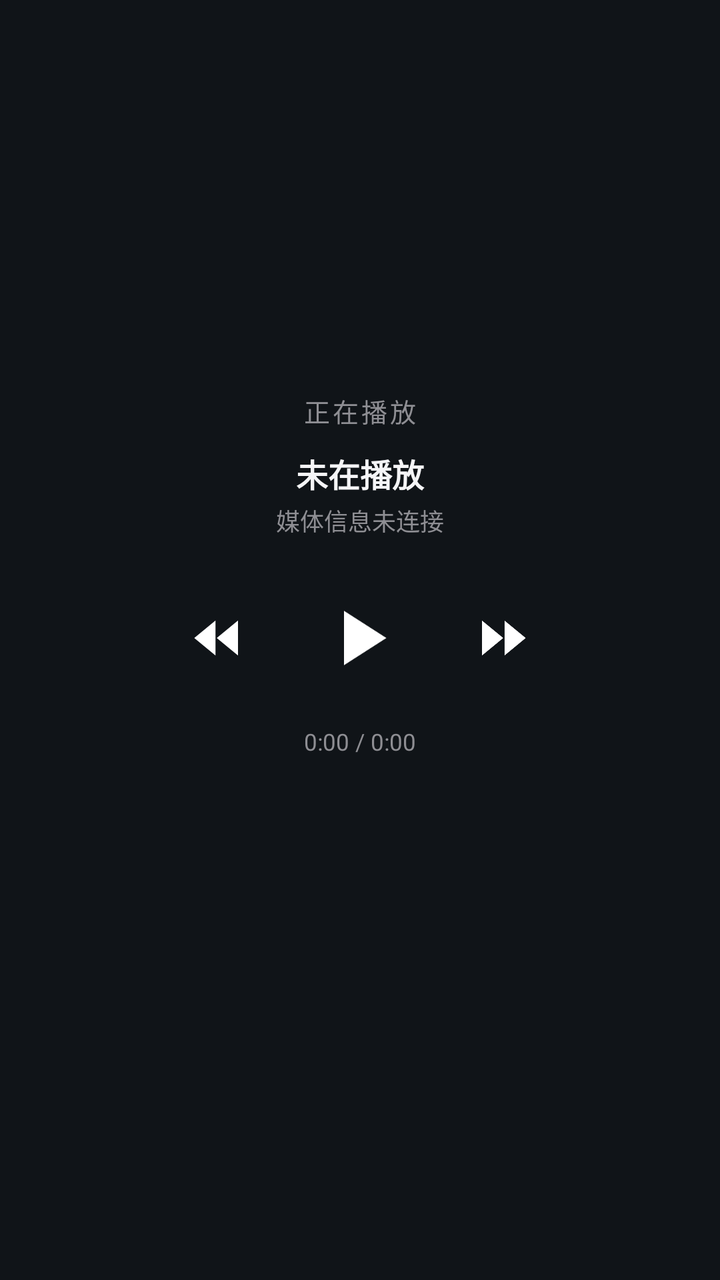
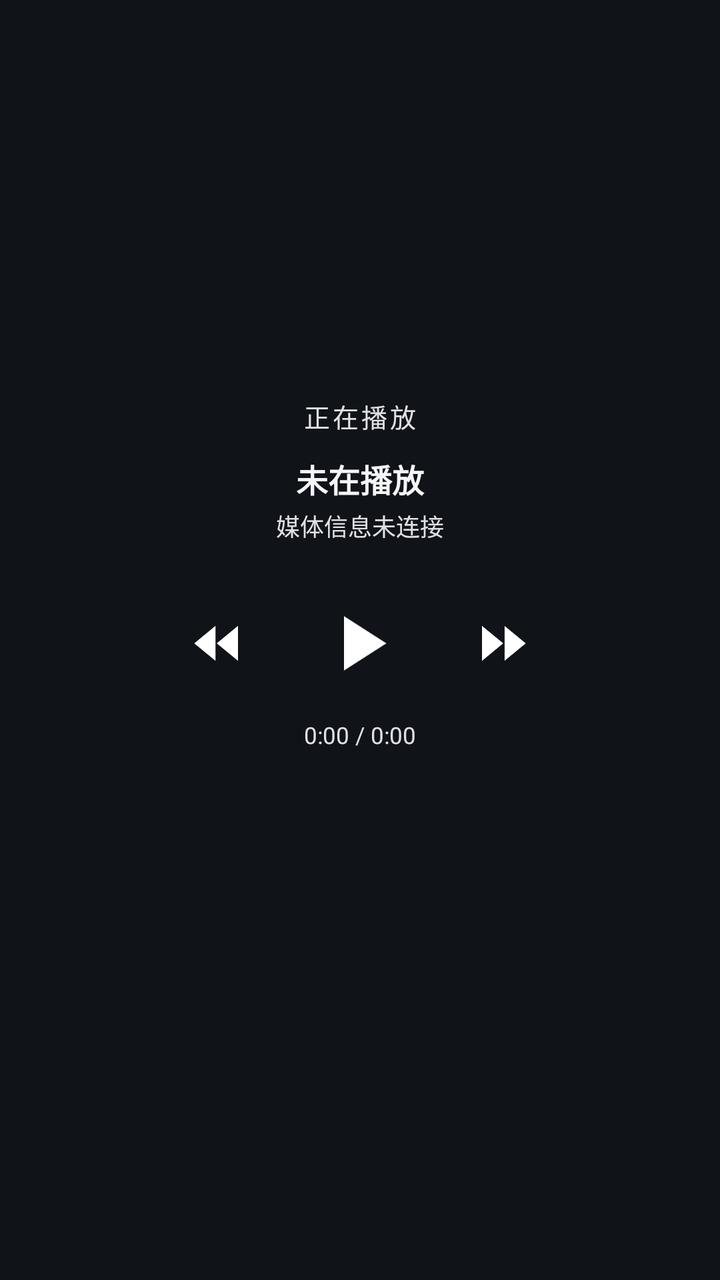

An Android layout rendered at two revisions. The XML below is the earlier revision; the diff shows what the commit changed to produce the second picture.
<!-- AndroidManifest.xml: application theme Theme.CarPlaySender -->
<!-- res/layout/view_dashboard.xml -->
<?xml version="1.0" encoding="utf-8"?>
<FrameLayout xmlns:android="http://schemas.android.com/apk/res/android"
    android:layout_width="match_parent"
    android:layout_height="match_parent">

    <ImageView
        android:id="@+id/dashWallpaper"
        android:layout_width="match_parent"
        android:layout_height="match_parent"
        android:importantForAccessibility="no"
        android:scaleType="fitXY" />

    <View
        android:id="@+id/dashScrim"
        android:layout_width="match_parent"
        android:layout_height="match_parent" />

    <LinearLayout
        android:layout_width="match_parent"
        android:layout_height="match_parent"
        android:gravity="center_horizontal"
        android:orientation="vertical"
        android:paddingLeft="14dp"
        android:paddingRight="14dp">

        <View
            android:layout_width="0dp"
            android:layout_height="0dp"
            android:layout_weight="0.75" />

        
        <ImageView
            android:id="@+id/dashCover"
            android:layout_width="118dp"
            android:layout_height="118dp"
            android:layout_marginBottom="14dp"
            android:importantForAccessibility="no"
            android:scaleType="centerCrop"
            android:visibility="gone" />

        <TextView
            android:layout_width="wrap_content"
            android:layout_height="wrap_content"
            android:letterSpacing="0.1"
            android:text="正在播放"
            android:textColor="#FF8E8E93"
            android:textSize="13sp" />

        <TextView
            android:id="@+id/dashMediaTitle"
            android:layout_width="match_parent"
            android:layout_height="wrap_content"
            android:layout_marginTop="10dp"
            android:ellipsize="end"
            android:gravity="center"
            android:maxLines="1"
            android:text="未在播放"
            android:textColor="#FFF5F5F7"
            android:textSize="16sp"
            android:textStyle="bold" />

        <TextView
            android:id="@+id/dashMediaArtist"
            android:layout_width="match_parent"
            android:layout_height="wrap_content"
            android:layout_marginTop="3dp"
            android:ellipsize="end"
            android:gravity="center"
            android:maxLines="1"
            android:text="媒体信息未连接"
            android:textColor="#FF8E8E93"
            android:textSize="12sp" />

        <LinearLayout
            android:layout_width="wrap_content"
            android:layout_height="wrap_content"
            android:layout_marginTop="18dp"
            android:gravity="center_vertical"
            android:orientation="horizontal">

            <ImageView
                android:id="@+id/dashPrev"
                android:layout_width="46dp"
                android:layout_height="46dp"
                android:background="?android:attr/selectableItemBackgroundBorderless"
                android:importantForAccessibility="no"
                android:padding="8dp"
                android:src="@drawable/ic_media_prev" />

            <ImageView
                android:id="@+id/dashPlayPause"
                android:layout_width="64dp"
                android:layout_height="64dp"
                android:layout_marginLeft="16dp"
                android:layout_marginRight="16dp"
                android:importantForAccessibility="no"
                android:padding="8dp"
                android:src="@drawable/ic_media_play" />

            <ImageView
                android:id="@+id/dashNext"
                android:layout_width="46dp"
                android:layout_height="46dp"
                android:background="?android:attr/selectableItemBackgroundBorderless"
                android:importantForAccessibility="no"
                android:padding="8dp"
                android:src="@drawable/ic_media_next" />
        </LinearLayout>

        <TextView
            android:id="@+id/dashMediaTime"
            android:layout_width="wrap_content"
            android:layout_height="wrap_content"
            android:layout_marginTop="12dp"
            android:fontFeatureSettings="tnum"
            android:text="0:00 / 0:00"
            android:textColor="#FF8E8E93"
            android:textSize="11.5sp" />

        <View
            android:layout_width="0dp"
            android:layout_height="0dp"
            android:layout_weight="1" />
    </LinearLayout>
</FrameLayout>
<!-- resources referenced by this layout -->
<resources>
  <!-- drawable ic_media_next (drawable) -->
  <?xml version="1.0" encoding="utf-8"?>
  <vector xmlns:android="http://schemas.android.com/apk/res/android"
      android:width="24dp"
      android:height="24dp"
      android:viewportWidth="24"
      android:viewportHeight="24">
      <path
          android:fillColor="#FFFFFFFF"
          android:pathData="M4,5 L12.5,12 L4,19 Z M13,5 L21.5,12 L13,19 Z" />
  </vector>
  <!-- drawable ic_media_play (drawable) -->
  <?xml version="1.0" encoding="utf-8"?>
  <vector xmlns:android="http://schemas.android.com/apk/res/android"
      android:width="24dp"
      android:height="24dp"
      android:viewportWidth="24"
      android:viewportHeight="24">
      <path
          android:fillColor="#FFFFFFFF"
          android:pathData="M8,5.2 L18.6,12 L8,18.8 Z" />
  </vector>
  <!-- drawable ic_media_prev (drawable) -->
  <?xml version="1.0" encoding="utf-8"?>
  <vector xmlns:android="http://schemas.android.com/apk/res/android"
      android:width="24dp"
      android:height="24dp"
      android:viewportWidth="24"
      android:viewportHeight="24">
      <path
          android:fillColor="#FFFFFFFF"
          android:pathData="M20,5 L11.5,12 L20,19 Z M11,5 L2.5,12 L11,19 Z" />
  </vector>
  <style name="Theme.CarPlaySender" parent="Theme.AppCompat.DayNight.NoActionBar">
          <item name="android:statusBarColor">#101418</item>
          <item name="android:colorBackground">#101418</item>
          <item name="android:windowLightStatusBar">false</item>
      </style>
</resources>

<!-- the commit's change to res/layout/view_dashboard.xml (unified diff, before → after) -->
@@ -43,7 +43,7 @@
             android:layout_height="wrap_content"
             android:letterSpacing="0.1"
             android:text="正在播放"
-            android:textColor="#FF8E8E93"
+            android:textColor="#FFE0E0E5"
             android:textSize="13sp" />
 
         <TextView
@@ -68,7 +68,7 @@
             android:gravity="center"
             android:maxLines="1"
             android:text="媒体信息未连接"
-            android:textColor="#FF8E8E93"
+            android:textColor="#FFE0E0E5"
             android:textSize="12sp" />
 
         <LinearLayout
@@ -107,14 +107,24 @@
                 android:src="@drawable/ic_media_next" />
         </LinearLayout>
 
+        <ProgressBar
+            android:id="@+id/dashMediaProgress"
+            style="?android:attr/progressBarStyleHorizontal"
+            android:layout_width="match_parent"
+            android:layout_height="4dp"
+            android:layout_marginTop="14dp"
+            android:max="1000"
+            android:progressDrawable="@drawable/bg_media_progress"
+            android:visibility="gone" />
+
         <TextView
             android:id="@+id/dashMediaTime"
             android:layout_width="wrap_content"
             android:layout_height="wrap_content"
-            android:layout_marginTop="12dp"
+            android:layout_marginTop="6dp"
             android:fontFeatureSettings="tnum"
             android:text="0:00 / 0:00"
-            android:textColor="#FF8E8E93"
+            android:textColor="#FFE0E0E5"
             android:textSize="11.5sp" />
 
         <View
<!-- resource entries referenced after the edit -->
@@ -1,5 +1,23 @@
 <!-- resources referenced by this layout -->
 <resources>
+  <!-- drawable bg_media_progress (drawable) -->
+  <?xml version="1.0" encoding="utf-8"?>
+  <layer-list xmlns:android="http://schemas.android.com/apk/res/android">
+      <item android:id="@android:id/background">
+          <shape>
+              <corners android:radius="2dp" />
+              <solid android:color="#33FFFFFF" />
+          </shape>
+      </item>
+      <item android:id="@android:id/progress">
+          <clip>
+              <shape>
+                  <corners android:radius="2dp" />
+                  <solid android:color="#FFF5F5F7" />
+              </shape>
+          </clip>
+      </item>
+  </layer-list>
   <!-- drawable ic_media_next (drawable) -->
   <?xml version="1.0" encoding="utf-8"?>
   <vector xmlns:android="http://schemas.android.com/apk/res/android"
